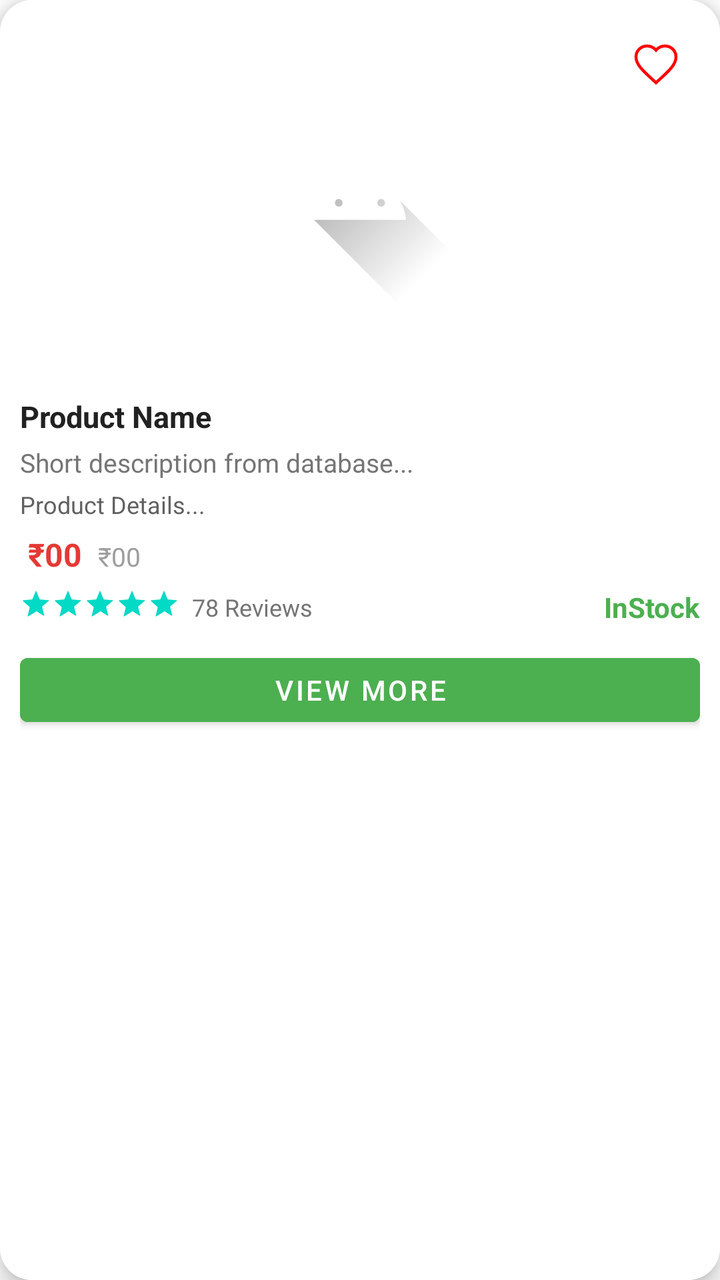
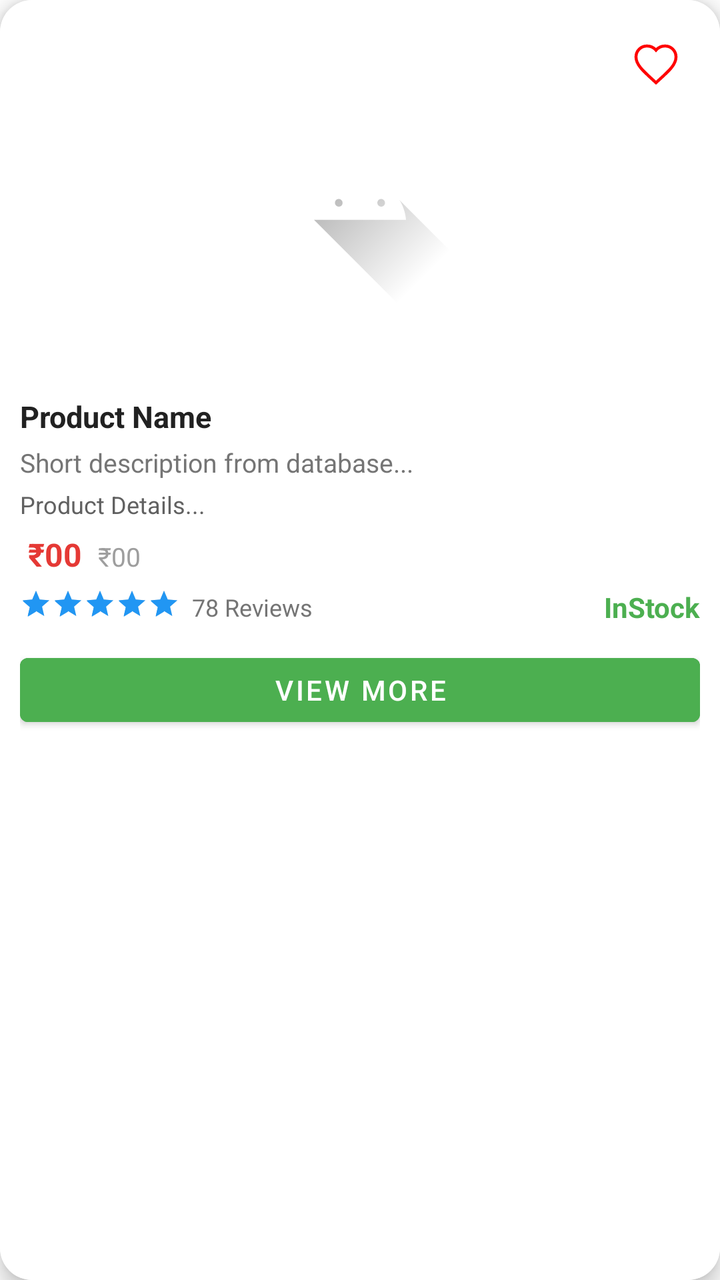

An Android layout rendered at two revisions. The XML below is the earlier revision; the diff shows what the commit changed to produce the second picture.
<!-- AndroidManifest.xml: application theme Theme.BulkAgrochem -->
<!-- res/layout/item_product_horizontal.xml -->
<?xml version="1.0" encoding="utf-8"?>
<androidx.cardview.widget.CardView
    xmlns:android="http://schemas.android.com/apk/res/android"
    xmlns:app="http://schemas.android.com/apk/res-auto"
    android:layout_width="250dp"
    android:layout_height="wrap_content"
    android:layout_margin="8dp"
    android:clickable="true"
    android:focusable="true"
    android:background="#FFFFFF"
    android:foreground="?attr/selectableItemBackground"
    app:cardCornerRadius="16dp"
    app:cardElevation="6dp">

    <LinearLayout
        android:layout_width="match_parent"
        android:layout_height="match_parent"
        android:background="#FFFFFF"
        android:orientation="vertical"
        android:padding="10dp">

        
        <FrameLayout
            android:layout_width="match_parent"
            android:layout_height="180dp">

            
            <ImageView
                android:id="@+id/imgProduct"
                android:layout_width="match_parent"
                android:layout_height="match_parent"
                android:scaleType="centerInside"
                android:src="@drawable/ic_launcher_foreground" />

            
            <TextView
                android:id="@+id/txtDiscount"
                android:layout_width="wrap_content"
                android:layout_height="wrap_content"
                android:layout_marginTop="6dp"
                android:background="@drawable/bg_discount"
                android:padding="4dp"
                android:text="10% OFF"
                android:textColor="#FFFFFF"
                android:textSize="10sp"
                android:visibility="gone" />

            
            <ImageButton
                android:id="@+id/btnWishlist"
                android:layout_width="36dp"
                android:layout_height="36dp"
                android:layout_gravity="top|end"
                android:layout_margin="4dp"
                android:background="@android:color/transparent"
                android:src="@drawable/ic_wishlist_border"
                android:padding="6dp"
                android:scaleType="centerInside"
                android:contentDescription="Add to wishlist" />

        </FrameLayout>

        
        <TextView
            android:id="@+id/txtProductName"
            android:layout_width="match_parent"
            android:layout_height="wrap_content"
            android:layout_marginTop="8dp"
            android:ellipsize="end"
            android:maxLines="1"
            android:text="Product Name"
            android:textColor="#212121"
            android:textSize="15sp"
            android:textStyle="bold" />

        
        <TextView
            android:id="@+id/txtDescription"
            android:layout_width="match_parent"
            android:layout_height="wrap_content"
            android:layout_marginTop="4dp"
            android:ellipsize="end"
            android:maxLines="2"
            android:text="Short description from database..."
            android:textColor="#757575"
            android:textSize="13sp" />

        
        <TextView
            android:id="@+id/txtDetails"
            android:layout_width="match_parent"
            android:layout_height="wrap_content"
            android:layout_marginTop="4dp"
            android:ellipsize="end"
            android:maxLines="3"
            android:text="Product Details..."
            android:textColor="#616161"
            android:textSize="12sp" />

        
        <LinearLayout
            android:layout_width="wrap_content"
            android:layout_height="wrap_content"
            android:layout_marginTop="6dp"
            android:orientation="horizontal">

            <TextView
                android:id="@+id/txtProductPrice"
                android:layout_width="wrap_content"
                android:layout_height="wrap_content"
                android:layout_marginEnd="8dp"
                android:text=" ₹00"
                android:textColor="#E53935"
                android:textSize="16sp"
                android:textStyle="bold" />

            <TextView
                android:id="@+id/txtOriginalPrice"
                android:layout_width="wrap_content"
                android:layout_height="wrap_content"
                android:text="₹00"
                android:textColor="#9E9E9E"
                android:textSize="13sp" />

        </LinearLayout>

        
        <LinearLayout
            android:layout_width="match_parent"
            android:layout_height="wrap_content"
            android:layout_marginTop="6dp"
            android:gravity="center_vertical"
            android:orientation="horizontal">

            
            <RatingBar
                android:id="@+id/ratingBar"
                style="?android:attr/ratingBarStyleSmall"
                android:layout_width="wrap_content"
                android:layout_height="19dp"
                android:isIndicator="true"
                android:numStars="5"
                android:rating="5"
                android:stepSize="0.5"/>

            <TextView
                android:id="@+id/txtReviews"
                android:layout_width="wrap_content"
                android:layout_height="wrap_content"
                android:layout_marginStart="6dp"
                android:text="78 Reviews"
                android:textColor="#757575"
                android:textSize="12sp" />

            
            <View
                android:layout_width="0dp"
                android:layout_height="0dp"
                android:layout_weight="1" />

            <TextView
                android:id="@+id/txtStock"
                android:layout_width="wrap_content"
                android:layout_height="wrap_content"
                android:text="InStock"
                android:textColor="#4CAF50"
                android:textStyle="bold" />

        </LinearLayout>

        
        <Button
            android:id="@+id/ViewDetailBtn"
            android:layout_width="match_parent"
            android:layout_height="44dp"
            android:layout_marginTop="10dp"
            android:backgroundTint="#4CAF50"
            android:text="View More"
            android:textColor="#FFFFFF" />

    </LinearLayout>

</androidx.cardview.widget.CardView>
<!-- resources referenced by this layout -->
<resources>
  <!-- drawable bg_discount (drawable) -->
  <shape xmlns:android="http://schemas.android.com/apk/res/android">
      <solid android:color="#D32F2F"/>
      <corners android:radius="6dp"/>
  </shape>
  <!-- drawable ic_launcher_foreground (drawable) -->
  <vector xmlns:android="http://schemas.android.com/apk/res/android"
      xmlns:aapt="http://schemas.android.com/aapt"
      android:width="108dp"
      android:height="108dp"
      android:viewportWidth="108"
      android:viewportHeight="108">
      <path android:pathData="M31,63.928c0,0 6.4,-11 12.1,-13.1c7.2,-2.6 26,-1.4 26,-1.4l38.1,38.1L107,108.928l-32,-1L31,63.928z">
          <aapt:attr name="android:fillColor">
              <gradient
                  android:endX="85.84757"
                  android:endY="92.4963"
                  android:startX="42.9492"
                  android:startY="49.59793"
                  android:type="linear">
                  <item
                      android:color="#44000000"
                      android:offset="0.0" />
                  <item
                      android:color="#00000000"
                      android:offset="1.0" />
              </gradient>
          </aapt:attr>
      </path>
      <path
          android:fillColor="#FFFFFF"
          android:fillType="nonZero"
          android:pathData="M65.3,45.828l3.8,-6.6c0.2,-0.4 0.1,-0.9 -0.3,-1.1c-0.4,-0.2 -0.9,-0.1 -1.1,0.3l-3.9,6.7c-6.3,-2.8 -13.4,-2.8 -19.7,0l-3.9,-6.7c-0.2,-0.4 -0.7,-0.5 -1.1,-0.3C38.8,38.328 38.7,38.828 38.9,39.228l3.8,6.6C36.2,49.428 31.7,56.028 31,63.928h46C76.3,56.028 71.8,49.428 65.3,45.828zM43.4,57.328c-0.8,0 -1.5,-0.5 -1.8,-1.2c-0.3,-0.7 -0.1,-1.5 0.4,-2.1c0.5,-0.5 1.4,-0.7 2.1,-0.4c0.7,0.3 1.2,1 1.2,1.8C45.3,56.528 44.5,57.328 43.4,57.328L43.4,57.328zM64.6,57.328c-0.8,0 -1.5,-0.5 -1.8,-1.2s-0.1,-1.5 0.4,-2.1c0.5,-0.5 1.4,-0.7 2.1,-0.4c0.7,0.3 1.2,1 1.2,1.8C66.5,56.528 65.6,57.328 64.6,57.328L64.6,57.328z"
          android:strokeWidth="1"
          android:strokeColor="#00000000" />
  </vector>
  <!-- drawable ic_wishlist_border (drawable) -->
  <vector xmlns:android="http://schemas.android.com/apk/res/android"
      android:width="24dp"
      android:height="24dp"
      android:viewportWidth="24"
      android:viewportHeight="24">
    <path
        android:fillColor="#FFFFFF"
        android:strokeColor="#FF0000"
        android:strokeWidth="1.5"
        android:pathData="M12,21.35L10.55,20.03C5.4,15.36 2,12.27 2,8.5C2,5.41 4.41,3 7.5,3C9.24,3 10.91,3.81 12,5.08C13.09,3.81 14.76,3 16.5,3C19.59,3 22,5.41 22,8.5C22,12.27 18.6,15.36 13.45,20.03L12,21.35Z"/>
  </vector>
  <style name="Theme.BulkAgrochem" parent="Base.Theme.BulkAgrochem" />
  <style name="Base.Theme.BulkAgrochem" parent="Theme.MaterialComponents.DayNight.NoActionBar">
          
          <item name="colorPrimary">@color/colorPrimary</item>
          <item name="colorPrimaryVariant">@color/colorPrimaryDark</item>
          <item name="colorOnPrimary">@color/colorOnPrimary</item>
  
          <item name="android:windowBackground">@android:color/white</item>
          <item name="colorSurface">@android:color/white</item>
  
          
          <item name="android:statusBarColor">@android:color/white</item>
          <item name="android:windowLightStatusBar">true</item>
      </style>
  <color name="colorPrimary">@color/orange_brand</color>
  <color name="colorPrimaryDark">@color/black</color>
  <color name="colorOnPrimary">@color/white</color>
  <color name="orange_brand">#FF6A00</color>
  <color name="black">#FF000000</color>
  <color name="white">#FFFFFFFF</color>
</resources>

<!-- the commit's change to res/layout/item_product_horizontal.xml (unified diff, before → after) -->
@@ -140,6 +140,8 @@
                 android:layout_height="19dp"
                 android:isIndicator="true"
                 android:numStars="5"
+                android:progressTint="@color/blue"
+                android:secondaryProgressTint="@color/blue"
                 android:rating="5"
                 android:stepSize="0.5"/>
 
<!-- resource entries referenced after the edit -->
@@ -1,5 +1,6 @@
 <!-- resources referenced by this layout -->
 <resources>
+  <color name="blue">#2196F3</color>
   <!-- drawable bg_discount (drawable) -->
   <shape xmlns:android="http://schemas.android.com/apk/res/android">
       <solid android:color="#D32F2F"/>
